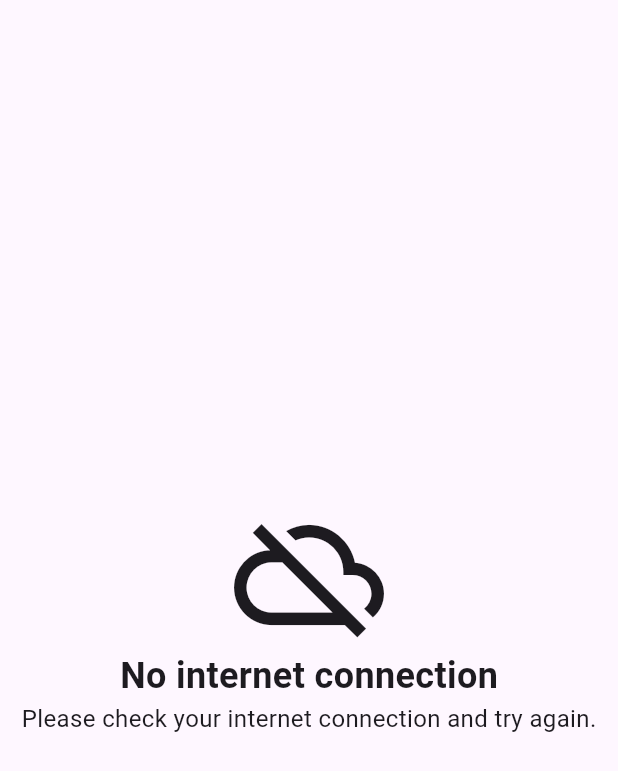
After one commit to IbrahimElbazz/hekal, a Flutter app: the OfflineScreen screen opened directly, on a phone screen of 412 x 824 dp. The commit adds this screen. Shown: the top 771 px of the screen. Run offline on Flutter 3.47's test engine with Material 3 defaults, Android fonts, the phone set to English and light mode, and no system bars; our stand-ins replace internet_connection_checker_plus, webview_flutter; missing offline and left inert: screen_protector, webview_flutter_android, webview_flutter_wkwebview.

Commit message:
update offline mode

```diff
--- a/lib/main.dart
+++ b/lib/main.dart
@@ -1,3 +1,4 @@
+import 'dart:async';
 import 'package:flutter/material.dart';
 import 'package:flutter/foundation.dart';
 import 'package:webview_flutter/webview_flutter.dart';
@@ -5,6 +6,8 @@ import 'package:webview_flutter_android/webview_flutter_android.dart';
 import 'package:webview_flutter_wkwebview/webview_flutter_wkwebview.dart';
 import 'package:screen_protector/screen_protector.dart';
 import 'package:url_launcher/url_launcher.dart';
+import 'package:internet_connection_checker_plus/internet_connection_checker_plus.dart';
+import 'package:vocavia/offline_screen.dart';
 
 void main() async {
   WidgetsFlutterBinding.ensureInitialized();
@@ -12,8 +15,42 @@ void main() async {
   runApp(const HekalApp());
 }
 
-class HekalApp extends StatelessWidget {
+class HekalApp extends StatefulWidget {
   const HekalApp({super.key});
+
+  @override
+  State<HekalApp> createState() => _HekalAppState();
+}
+
+class _HekalAppState extends State<HekalApp> {
+  bool isConnected = false;
+  StreamSubscription? subscription;
+
+  @override
+  void initState() {
+    super.initState();
+
+    subscription = InternetConnection().onStatusChange.listen((status) {
+      switch (status) {
+        case InternetStatus.connected:
+          setState(() {
+            isConnected = true;
+          });
+          break;
+        case InternetStatus.disconnected:
+          setState(() {
+            isConnected = false;
+          });
+          break;
+      }
+    });
+  }
+
+  @override
+  void dispose() {
+    subscription?.cancel();
+    super.dispose();
+  }
 
   @override
   Widget build(BuildContext context) {
@@ -25,7 +62,7 @@ class HekalApp extends StatelessWidget {
         useMaterial3: true,
         fontFamily: 'Roboto',
       ),
-      home: const WebViewScreen(),
+      home: isConnected ? const WebViewScreen() : const OfflineScreen(),
     );
   }
 }
@@ -43,7 +80,7 @@ class _WebViewScreenState extends State<WebViewScreen> {
   bool _isLoading = true;
   String? _errorMessage;
   bool _hasLoadedSuccessfully = false;
-  final String _initialUrl = 'https://mr-heikal.anmka.com/student-login/';
+  final String _initialUrl = 'https://mr-heikal.anmka.com/';
 
   @override
   void initState() {
--- /dev/null
+++ b/lib/offline_screen.dart
@@ -0,0 +1,40 @@
+import 'package:flutter/material.dart';
+
+class OfflineScreen extends StatelessWidget {
+  const OfflineScreen({super.key});
+
+  @override
+  Widget build(BuildContext context) {
+    return Scaffold(
+      body: SafeArea(
+        child: Center(
+          child: Column(
+            mainAxisAlignment: MainAxisAlignment.center,
+            children: [
+              Icon(
+                Icons.cloud_off_outlined,
+                size: 100,
+                color: Theme.of(context).colorScheme.onSurface,
+              ),
+              Text(
+                'No internet connection',
+                style: TextStyle(
+                  fontSize: 24,
+                  fontWeight: FontWeight.bold,
+                  color: Theme.of(context).colorScheme.onSurface,
+                ),
+              ),
+              Text(
+                'Please check your internet connection and try again.',
+                style: TextStyle(
+                  fontSize: 16,
+                  color: Theme.of(context).colorScheme.onSurface,
+                ),
+              ),
+            ],
+          ),
+        ),
+      ),
+    );
+  }
+}
--- a/pubspec.yaml
+++ b/pubspec.yaml
@@ -34,6 +34,7 @@ dependencies:
   webview_flutter: ^4.4.2
   screen_protector: ^1.4.3
   url_launcher: ^6.3.2
+  internet_connection_checker_plus: ^2.9.0
 
 dev_dependencies:
   change_app_package_name: ^1.5.0
```
Also changed, not shown: pubspec.lock, 3 other files.
